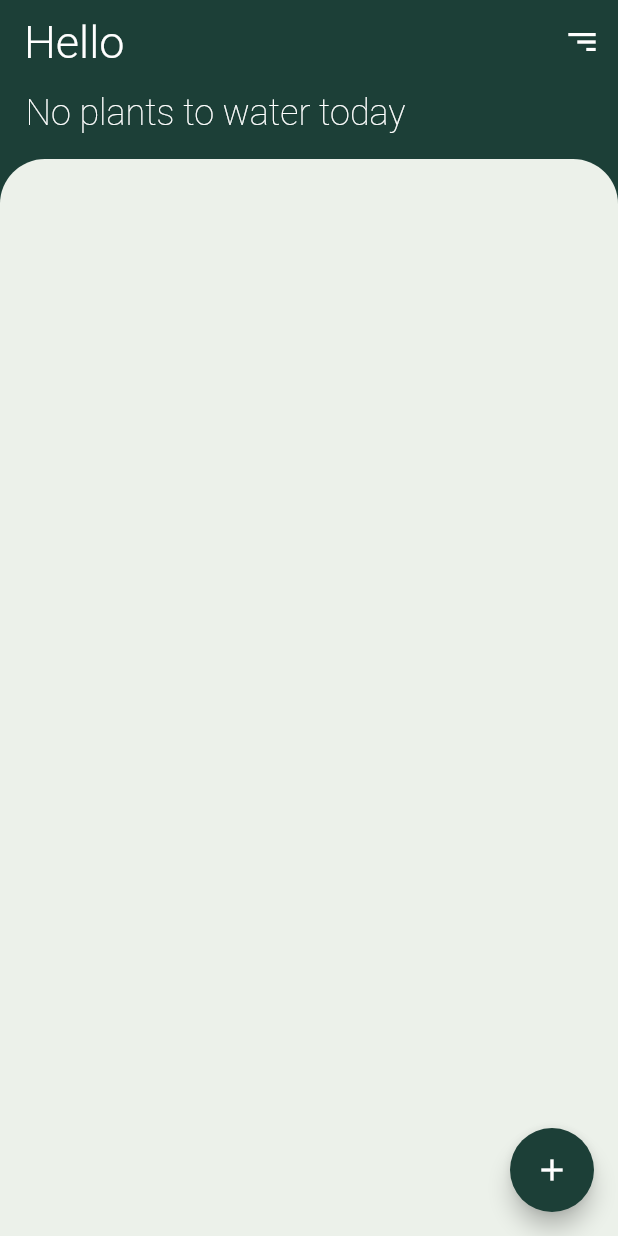
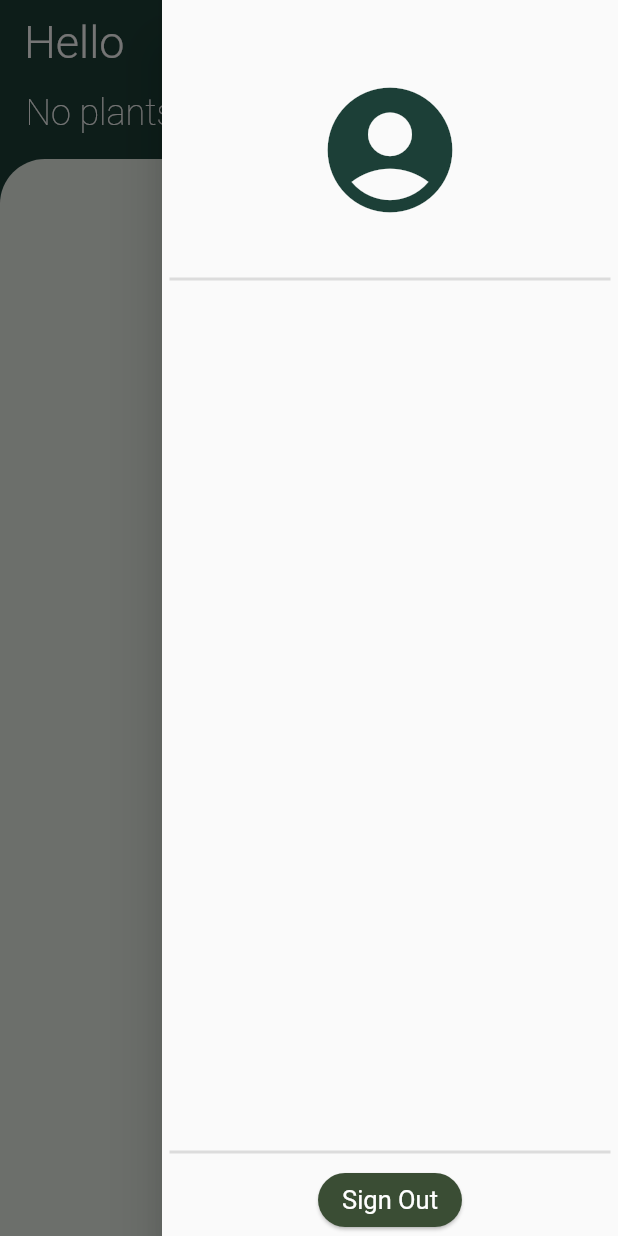
Before and after one commit to alastairrmcneill/plant-care-archive, a Flutter app: the screen it shows once a user with an empty profile is signed in, with the side drawer open (before the commit the screen has no drawer), on a phone screen of 412 x 824 dp. Run offline on Flutter 3.47's test engine with Material 2 defaults, Android fonts, the light colour scheme and no system bars; drawn by our look-alikes of flutter_speed_dial; our stand-ins replace auto_size_text, cloud_firestore, community_material_icon, firebase_auth, firebase_core, flutter_tabler_icons and 2 more; accounts and stored records are empty.

Commit message:
added userNotifier and updated home screen@

```diff
--- a/lib/main.dart
+++ b/lib/main.dart
@@ -28,6 +28,9 @@ class MyApp extends StatelessWidget {
         ChangeNotifierProvider<Vaildator>(
           create: (_) => Vaildator(),
         ),
+        ChangeNotifierProvider<UserNotifier>(
+          create: (_) => UserNotifier(),
+        ),
         ChangeNotifierProvider<PlantNotifier>(
           create: (_) => PlantNotifier(),
         ),
--- a/lib/notifiers/notifiers.dart
+++ b/lib/notifiers/notifiers.dart
@@ -1,2 +1,3 @@
 export 'plant_notifier.dart';
 export 'household_notifier.dart';
+export 'user_notifier.dart';
--- /dev/null
+++ b/lib/notifiers/user_notifier.dart
@@ -0,0 +1,13 @@
+import 'package:flutter/material.dart';
+import 'package:plant_care/models/models.dart';
+
+class UserNotifier extends ChangeNotifier {
+  AppUser? _currentUser;
+
+  AppUser? get currentUser => _currentUser;
+
+  set setCurrentUser(AppUser currentUser) {
+    _currentUser = currentUser;
+    notifyListeners();
+  }
+}
--- a/lib/screens/home/home_screen.dart
+++ b/lib/screens/home/home_screen.dart
@@ -27,24 +27,12 @@ class _HomeScreenState extends State<HomeScreen> with SingleTickerProviderStateM
 
   @override
   Widget build(BuildContext context) {
+    UserNotifier userNotifier = Provider.of<UserNotifier>(context);
     return Scaffold(
       backgroundColor: const Color(0xFF1C3F37),
       appBar: AppBar(
         centerTitle: false,
-        title: Text('Hello ${AuthService.getCurrentUsername()}'),
-        actions: [
-          IconButton(
-            onPressed: () async {
-              await AuthService.signOut();
-            },
-            icon: Transform(
-              alignment: Alignment.center,
-              transform: Matrix4.rotationY(pi),
-              child: const Icon(Icons.sort),
-            ),
-            iconSize: 24,
-          ),
-        ],
+        title: Text('Hello ${userNotifier.currentUser?.firstName}'),
       ),
       floatingActionButton: SpeedDial(
         icon: Icons.add,
@@ -61,6 +49,7 @@ class _HomeScreenState extends State<HomeScreen> with SingleTickerProviderStateM
           ),
         ],
       ),
+      endDrawer: const CustomRightDrawer(),
       body: Column(
         crossAxisAlignment: CrossAxisAlignment.start,
         children: const [
--- /dev/null
+++ b/lib/widgets/account_summary.dart
@@ -0,0 +1,25 @@
+import 'package:flutter/material.dart';
+import 'package:plant_care/services/auth_service.dart';
+
+class AccountSummary extends StatelessWidget {
+  const AccountSummary({Key? key}) : super(key: key);
+
+  @override
+  Widget build(BuildContext context) {
+    return Column(
+      children: [
+        SizedBox(height: 50),
+        // CircleAvatar(,)
+        Icon(
+          Icons.account_circle_rounded,
+          size: 100,
+          color: Color(0xFF1C3F37),
+        ),
+        Text(
+          AuthService.getCurrentUsername(),
+          style: TextStyle(fontSize: 24),
+        ),
+      ],
+    );
+  }
+}
--- /dev/null
+++ b/lib/widgets/custom_right_drawer.dart
@@ -0,0 +1,32 @@
+import 'package:flutter/material.dart';
+import 'package:plant_care/services/auth_service.dart';
+import 'package:plant_care/widgets/widgets.dart';
+
+class CustomRightDrawer extends StatelessWidget {
+  const CustomRightDrawer({Key? key}) : super(key: key);
+
+  @override
+  Widget build(BuildContext context) {
+    return Drawer(
+      child: SafeArea(
+        child: Column(
+          mainAxisAlignment: MainAxisAlignment.start,
+          crossAxisAlignment: CrossAxisAlignment.center,
+          children: [
+            AccountSummary(),
+            Divider(),
+            Expanded(
+              flex: 1,
+              child: Container(),
+            ),
+            Divider(),
+            ElevatedButton(
+              onPressed: AuthService.signOut,
+              child: Text('Sign Out'),
+            ),
+          ],
+        ),
+      ),
+    );
+  }
+}
--- a/lib/widgets/widgets.dart
+++ b/lib/widgets/widgets.dart
@@ -6,3 +6,5 @@ export 'watering_time_widget.dart';
 export 'sunlight_widget.dart';
 export 'water_today_list_view.dart';
 export 'dialog_box_widget.dart';
+export 'custom_right_drawer.dart';
+export 'account_summary.dart';
```
Also changed, not shown: lib/screens/auth/login_screen.dart (+6 -1 lines), lib/screens/auth/register_screen.dart (+6 -1 lines).
